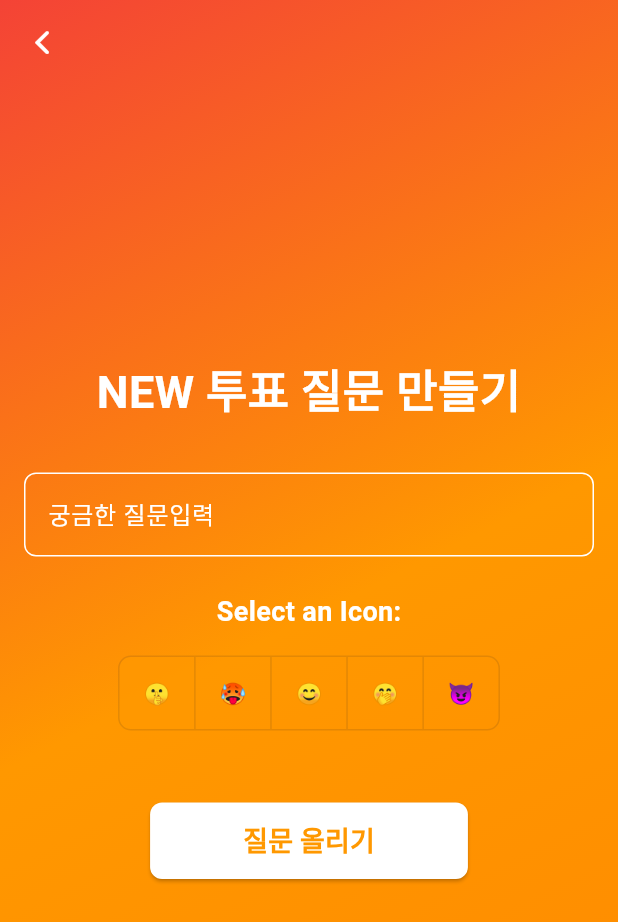
After one commit to youngbin03/esc-basic, a Flutter app: the CreateScreen screen opened directly, on a phone screen of 412 x 824 dp. The commit adds this screen. Shown: the top 922 px of the screen. Run offline on Flutter 3.47's test engine with Material 3 defaults, Android fonts, the light colour scheme and no system bars; our stand-ins replace cloud_firestore, firebase_auth, firebase_core, image_picker; accounts and stored records are empty; Roboto replaces fonts that are missing (Pretendard).

Commit message:
그냥 대충 수업자료

```diff
--- /dev/null
+++ b/lib/screens/create_screen.dart
@@ -0,0 +1,164 @@
+import 'package:bump/screens/home_screen.dart';
+import 'package:flutter/material.dart';
+import 'package:flutter/cupertino.dart';
+
+class CreateScreen extends StatefulWidget {
+  @override
+  _CreateScreenState createState() => _CreateScreenState();
+}
+
+class _CreateScreenState extends State<CreateScreen> {
+  final TextEditingController questionController = TextEditingController();
+  int _selectedImageIndex = 0;
+
+  final List<String> imageOptions = ['🤫', '🥵', '😊', '🤭', '😈'];
+  final List<String> imagePath = [
+    'assets/images/quiet.png',
+    'assets/images/hot.png',
+    'assets/images/smile.png',
+    'assets/images/charm.png',
+    'assets/images/devil.png'
+  ];
+
+  void _createQuestion() {
+    // 질문 생성 로직을 여기에 추가하세요
+    final String question = questionController.text;
+    final String selectedImage = imageOptions[_selectedImageIndex];
+
+    print('Question: $question');
+    print('Selected Image: $selectedImage');
+
+    // 추가적인 작업 수행
+  }
+
+  @override
+  Widget build(BuildContext context) {
+    return Scaffold(
+      appBar: AppBar(
+        backgroundColor: Colors.transparent,
+        elevation: 0,
+        leading: IconButton(
+          icon: Icon(CupertinoIcons.back, color: Colors.white),
+          onPressed: () {
+            Navigator.pushReplacement(
+              context,
+              MaterialPageRoute(builder: (context) => HomeScreen()),
+            );
+          },
+        ),
+      ),
+      extendBodyBehindAppBar: true,
+      body: Container(
+        decoration: BoxDecoration(
+          gradient: LinearGradient(
+            colors: [
+              Colors.red,
+              Colors.orange,
+              const Color.fromARGB(255, 255, 136, 0)
+            ],
+            begin: Alignment.topLeft,
+            end: Alignment.bottomRight,
+          ),
+        ),
+        child: Center(
+          child: Padding(
+            padding: const EdgeInsets.all(16.0),
+            child: Column(
+              mainAxisAlignment: MainAxisAlignment.center,
+              crossAxisAlignment: CrossAxisAlignment.center,
+              children: [
+                Text(
+                  'NEW 투표 질문 만들기',
+                  style: TextStyle(
+                    fontFamily: 'Pretendard',
+                    color: Colors.white,
+                    fontWeight: FontWeight.w700,
+                    fontSize: 30,
+                  ),
+                ),
+                SizedBox(height: 32),
+                TextField(
+                  controller: questionController,
+                  decoration: InputDecoration(
+                    labelText: '궁금한 질문입력',
+                    labelStyle: TextStyle(color: Colors.white),
+                    enabledBorder: OutlineInputBorder(
+                      borderSide: BorderSide(color: Colors.white),
+                      borderRadius: BorderRadius.circular(8.0),
+                    ),
+                    focusedBorder: OutlineInputBorder(
+                      borderSide: BorderSide(color: Colors.white),
+                      borderRadius: BorderRadius.circular(8.0),
+                    ),
+                  ),
+                  style: TextStyle(color: Colors.white),
+                ),
+                SizedBox(height: 24),
+                Text(
+                  'Select an Icon:',
+                  style: TextStyle(
+                    fontFamily: 'Pretendard',
+                    color: Colors.white,
+                    fontWeight: FontWeight.w600,
+                    fontSize: 18,
+                  ),
+                ),
+                SizedBox(height: 16),
+                ToggleButtons(
+                  isSelected: List.generate(imageOptions.length,
+                      (index) => index == _selectedImageIndex),
+                  onPressed: (int index) {
+                    setState(() {
+                      _selectedImageIndex = index;
+                    });
+                  },
+                  children: imageOptions.map((image) {
+                    return Padding(
+                      padding: const EdgeInsets.symmetric(horizontal: 16.0),
+                      child: Text(
+                        image,
+                        style: TextStyle(
+                          color:
+                              _selectedImageIndex == imageOptions.indexOf(image)
+                                  ? Colors.white
+                                  : Colors.orange,
+                        ),
+                      ),
+                    );
+                  }).toList(),
+                  selectedColor: Colors.white,
+                  color: Colors.orange,
+                  fillColor: Colors.orange.withOpacity(0.7),
+                  borderRadius: BorderRadius.circular(8.0),
+                ),
+                SizedBox(height: 48),
+                Center(
+                  child: ElevatedButton(
+                    onPressed: _createQuestion,
+                    style: ElevatedButton.styleFrom(
+                      backgroundColor: Colors.white,
+                      foregroundColor: Colors.orange,
+                      padding:
+                          EdgeInsets.symmetric(horizontal: 62, vertical: 12),
+                      shape: RoundedRectangleBorder(
+                        borderRadius: BorderRadius.circular(8.0),
+                      ),
+                    ),
+                    child: Text(
+                      '질문 올리기',
+                      style: TextStyle(
+                        color: Colors.orange,
+                        fontWeight: FontWeight.bold,
+                        fontSize: 18,
+                      ),
+                    ),
+                  ),
+                ),
+              ],
+            ),
+          ),
+        ),
+      ),
+    );
+  }
+}
--- a/lib/vote.dart
+++ b/lib/vote.dart
@@ -51,8 +51,10 @@ class _VotePageState extends State<VotePage> {
 
     // 사용자 정보를 가져오는 로직
     final userSnapshot = await firestore.collection('users').get();
-    final userNames =
-        userSnapshot.docs.map((doc) => doc['name'].toString()).toList();
+    final userNames = userSnapshot.docs
+        .map((doc) => doc['name'].toString())
+        .where((name) => name != widget.userName)
+        .toList();
 
     setState(() {
       _questions = questions;
```
Also changed, not shown: lib/screens/bump_screen.dart (+119 -10 lines), lib/screens/letter_screen.dart (added, +109 -0 lines), lib/screens/vote_screen.dart (+7 -2 lines), assets/images/devil.png (added).
